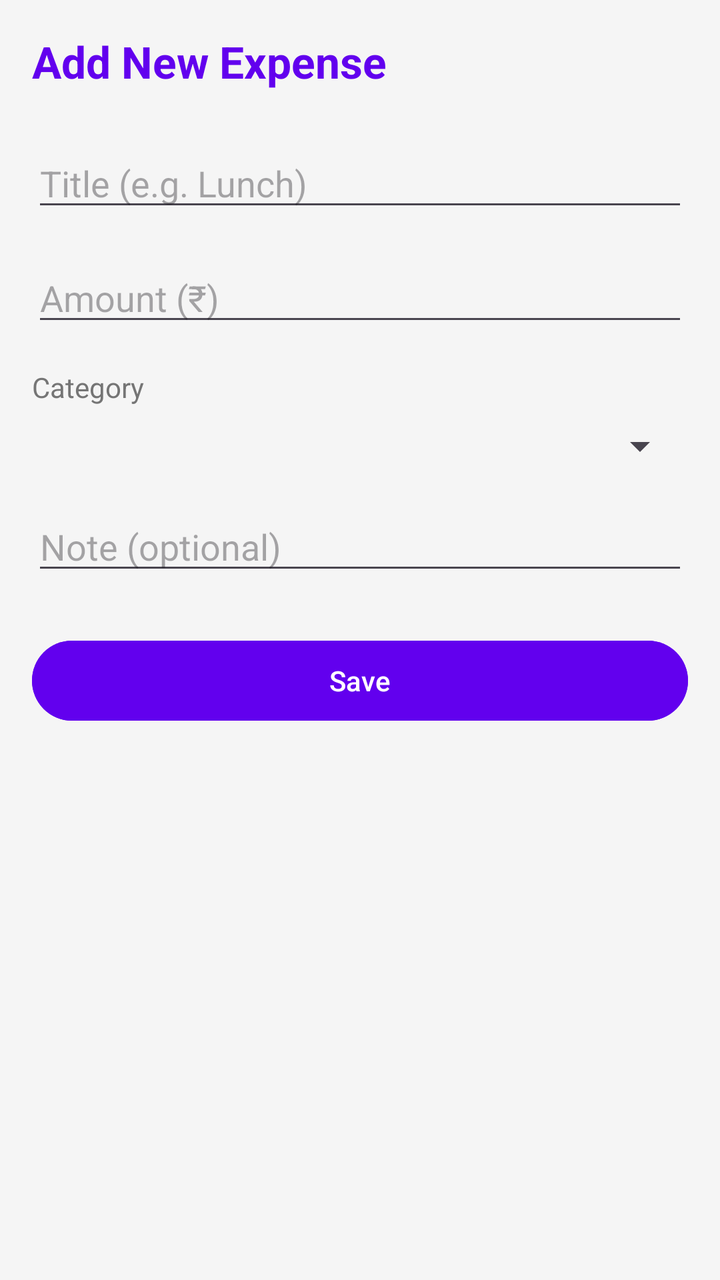
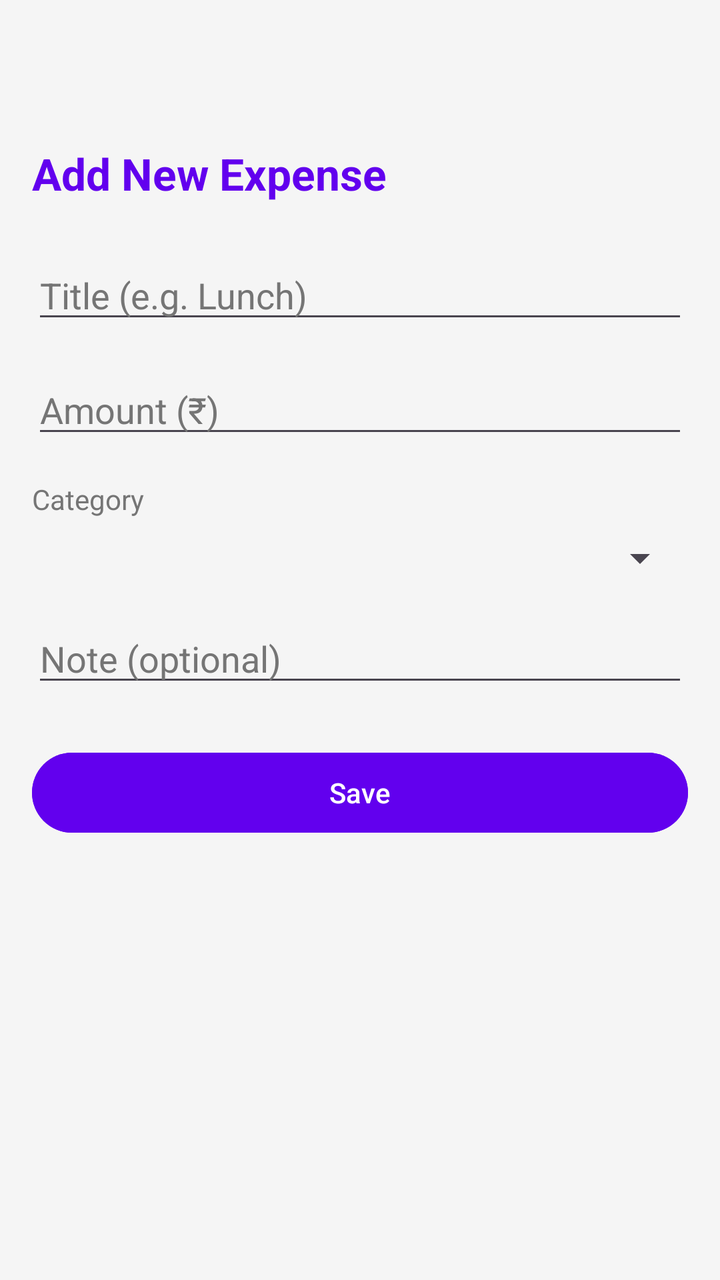

Two renders of the same Android screen: before a commit and after it. Below are the layout's source before the change and the commit's diff.
<!-- AndroidManifest.xml: application theme Theme.ExpenseTracker -->
<!-- res/layout/fragment_add_expense.xml -->
<?xml version="1.0" encoding="utf-8"?>
<ScrollView xmlns:android="http://schemas.android.com/apk/res/android"
    android:layout_width="match_parent"
    android:layout_height="match_parent"
    android:background="@color/background">

    <LinearLayout
        android:layout_width="match_parent"
        android:layout_height="wrap_content"
        android:orientation="vertical"
        android:padding="16dp">

        <TextView
            android:layout_width="wrap_content"
            android:layout_height="wrap_content"
            android:text="Add New Expense"
            android:textSize="22sp"
            android:textStyle="bold"
            android:textColor="@color/primary"
            android:layout_marginBottom="24dp"/>

        <EditText
            android:id="@+id/et_title"
            android:layout_width="match_parent"
            android:layout_height="wrap_content"
            android:hint="Title (e.g. Lunch)"
            android:inputType="text"
            android:layout_marginBottom="16dp"/>

        <EditText
            android:id="@+id/et_amount"
            android:layout_width="match_parent"
            android:layout_height="wrap_content"
            android:hint="Amount (₹)"
            android:inputType="numberDecimal"
            android:layout_marginBottom="16dp"/>

        <TextView
            android:layout_width="wrap_content"
            android:layout_height="wrap_content"
            android:text="Category"
            android:textSize="14sp"
            android:textColor="@color/gray"
            android:layout_marginBottom="8dp"/>

        <Spinner
            android:id="@+id/spinner_category"
            android:layout_width="match_parent"
            android:layout_height="wrap_content"
            android:layout_marginBottom="16dp"/>

        <EditText
            android:id="@+id/et_note"
            android:layout_width="match_parent"
            android:layout_height="wrap_content"
            android:hint="Note (optional)"
            android:inputType="text"
            android:layout_marginBottom="24dp"/>

        <Button
            android:id="@+id/btn_save"
            android:layout_width="match_parent"
            android:layout_height="wrap_content"
            android:text="@string/save"
            android:backgroundTint="@color/primary"
            android:textColor="@color/white"/>

    </LinearLayout>

</ScrollView>
<!-- resources referenced by this layout -->
<resources>
  <color name="background">#F5F5F5</color>
  <color name="gray">#757575</color>
  <color name="primary">#6200EE</color>
  <color name="white">#FFFFFF</color>
  <string name="save">Save</string>
  <style name="Theme.ExpenseTracker" parent="Base.Theme.ExpenseTracker" />
  <style name="Base.Theme.ExpenseTracker" parent="Theme.Material3.DayNight.NoActionBar">
          
          
      </style>
</resources>

<!-- the commit's change to res/layout/fragment_add_expense.xml (unified diff, before → after) -->
@@ -8,7 +8,10 @@
         android:layout_width="match_parent"
         android:layout_height="wrap_content"
         android:orientation="vertical"
-        android:padding="16dp">
+        android:paddingTop="72dp"
+        android:paddingLeft="16dp"
+        android:paddingRight="16dp"
+        android:paddingBottom="16dp">
 
         <TextView
             android:layout_width="wrap_content"
@@ -25,6 +28,7 @@
             android:layout_height="wrap_content"
             android:hint="Title (e.g. Lunch)"
             android:inputType="text"
+            android:textColorHint="@color/gray"
             android:layout_marginBottom="16dp"/>
 
         <EditText
@@ -33,6 +37,7 @@
             android:layout_height="wrap_content"
             android:hint="Amount (₹)"
             android:inputType="numberDecimal"
+            android:textColorHint="@color/gray"
             android:layout_marginBottom="16dp"/>
 
         <TextView
@@ -47,6 +52,7 @@
             android:id="@+id/spinner_category"
             android:layout_width="match_parent"
             android:layout_height="wrap_content"
+            android:textColorHint="@color/gray"
             android:layout_marginBottom="16dp"/>
 
         <EditText
@@ -55,6 +61,7 @@
             android:layout_height="wrap_content"
             android:hint="Note (optional)"
             android:inputType="text"
+            android:textColorHint="@color/gray"
             android:layout_marginBottom="24dp"/>
 
         <Button
<!-- resource entries referenced after the edit -->
@@ -7,8 +7,9 @@
   <string name="save">Save</string>
   <style name="Theme.ExpenseTracker" parent="Base.Theme.ExpenseTracker" />
   <style name="Base.Theme.ExpenseTracker" parent="Theme.Material3.DayNight.NoActionBar">
-          
-          
+          <item name="android:statusBarColor">#000000</item>
+          <item name="android:windowLightStatusBar">false</item>
+          <item name="android:enforceStatusBarContrast">false</item>
       </style>
 </resources>
 
